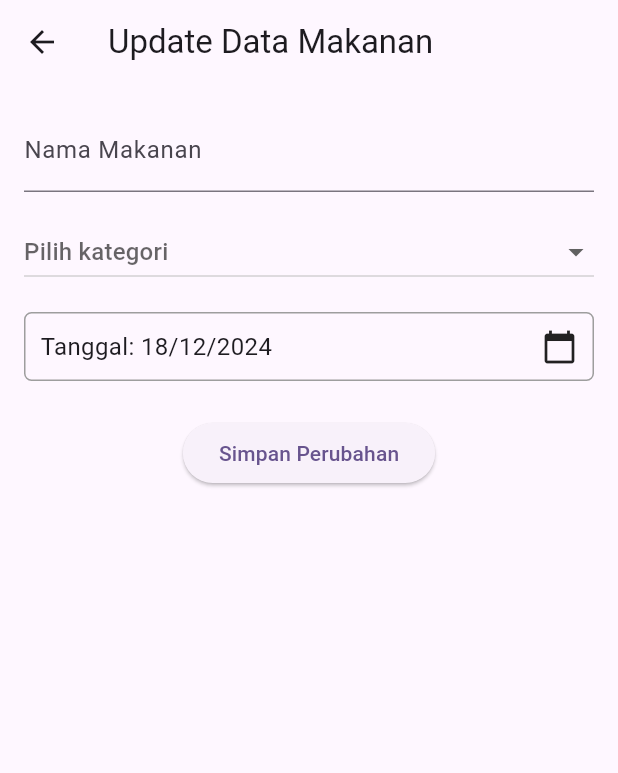
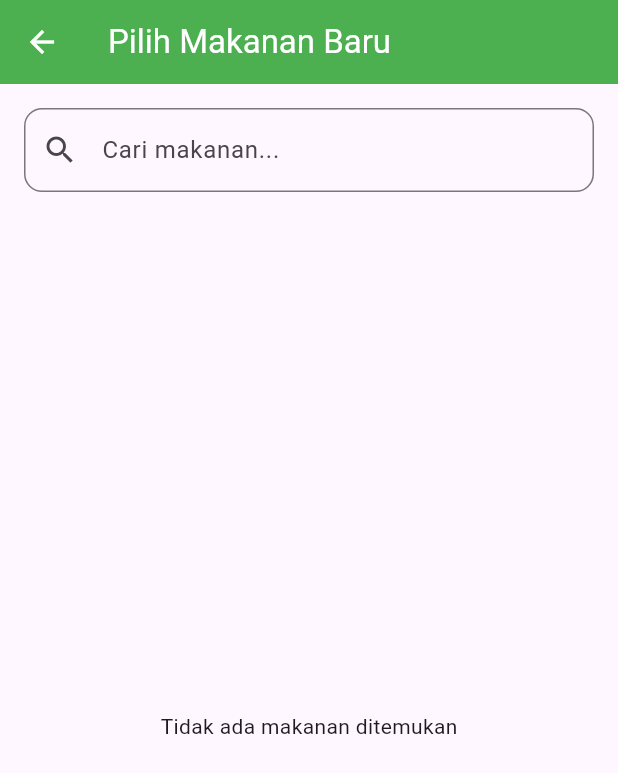
Before and after one commit to nailahazhr/tekber-finalproject, a Flutter app: the UpdateMakananScreen screen opened directly with empty values, on a phone screen of 412 x 824 dp. Shown: the top 773 px of the screen. Run offline on Flutter 3.47's test engine with Material 3 defaults, Android fonts, the phone set to English and light mode, and no system bars; our stand-ins replace cached_network_image, cloud_firestore, easy_date_timeline, firebase_auth, firebase_core; accounts and stored records are empty.

Commit message:
update CRUD

```diff
--- a/lib/screens/update_screen.dart
+++ b/lib/screens/update_screen.dart
@@ -1,7 +1,5 @@
 import 'package:flutter/material.dart';
-import '../constants/colors.dart';
 import 'package:cloud_firestore/cloud_firestore.dart';
-import 'package:cached_network_image/cached_network_image.dart';
 
 class UpdateMakananScreen extends StatefulWidget {
   final String makananId;
@@ -18,136 +16,111 @@ class UpdateMakananScreen extends StatefulWidget {
 }
 
 class _UpdateMakananScreenState extends State<UpdateMakananScreen> {
-  final _formKey = GlobalKey<FormState>();
-  late TextEditingController _namaMakananController;
-  DateTime selectedDate = DateTime.now();
-  int? selectedKategori;
-
-  @override
-  void initState() {
-    super.initState();
-    // Mengisi form dengan data yang sudah ada
-    _namaMakananController = TextEditingController(text: widget.makananData['nama_makanan']);
-  }
-
-  Future<void> _selectDate(BuildContext context, StateSetter setState) async {
-    final DateTime? pickedDate = await showDatePicker(
-      context: context,
-      initialDate: selectedDate,
-      firstDate: DateTime(2000),
-      lastDate: DateTime(2101),
-    );
-    if (pickedDate != null && pickedDate != selectedDate) {
-      setState(() {
-        selectedDate = pickedDate;
-      });
-    }
-  }
-
-  Future<void> updateMakanan() async {
-    if (_formKey.currentState!.validate()) {
-      try {
-        await FirebaseFirestore.instance.collection('makanan').doc(widget.makananId).update({
-          'nama_makanan': _namaMakananController.text,
-          'kategori': selectedKategori,
-          'tanggal': selectedDate,
-        });
-
-        if (mounted) {
-          ScaffoldMessenger.of(context).showSnackBar(
-            const SnackBar(
-              content: Text('Data makanan berhasil diperbarui'),
-              backgroundColor: Colors.green,
-            ),
-          );
-          Navigator.pop(context); // Kembali setelah berhasil update
-        }
-      } catch (e) {
-        ScaffoldMessenger.of(context).showSnackBar(
-          SnackBar(
-            content: Text('Gagal memperbarui data: $e'),
-            backgroundColor: Colors.red,
-          ),
-        );
-      }
-    }
-  }
+  final CollectionReference makananRef =
+      FirebaseFirestore.instance.collection('makanan');
+  String searchQuery = '';
 
   @override
   Widget build(BuildContext context) {
     return Scaffold(
       appBar: AppBar(
-        title: const Text('Update Data Makanan'),
+        title: const Text('Pilih Makanan Baru'),
+        backgroundColor: Colors.green,
+        foregroundColor: Colors.white,
       ),
-      body: Padding(
+      body: Column(
+        children: [
+          // Search Bar
+          Padding(
             padding: const EdgeInsets.all(16.0),
-        child: Form(
-          key: _formKey,
-          child: Column(
-            children: [
-              TextFormField(
-                controller: _namaMakananController,
-                decoration: const InputDecoration(
-                  labelText: 'Nama Makanan',
-                ),
-                validator: (value) {
-                  if (value == null || value.isEmpty) {
-                    return 'Nama makanan tidak boleh kosong';
-                  }
-                  return null;
-                },
-              ),
-              const SizedBox(height: 16),
-              Column(
-                mainAxisSize: MainAxisSize.min,
-                children: [
-                  DropdownButton<int>(
-                    isExpanded: true,
-                    value: selectedKategori,
-                    hint: const Text('Pilih kategori'),
-                    items: const [
-                      DropdownMenuItem(value: 1, child: Text('Sarapan')),
-                      DropdownMenuItem(value: 2, child: Text('Makan Siang')),
-                      DropdownMenuItem(value: 3, child: Text('Makan Malam')),
-                    ],
+            child: TextField(
               onChanged: (value) {
                 setState(() {
-                        selectedKategori = value;
+                  searchQuery = value;
                 });
               },
+              decoration: InputDecoration(
+                hintText: 'Cari makanan...',
+                prefixIcon: const Icon(Icons.search),
+                border: OutlineInputBorder(
+                  borderRadius: BorderRadius.circular(12),
                 ),
-                  const SizedBox(height: 16),
-                  InkWell(
-                    onTap: () => _selectDate(context, setState),
-                    child: Container(
-                      padding: const EdgeInsets.all(10),
-                      decoration: BoxDecoration(
-                        border: Border.all(color: Colors.grey),
-                        borderRadius: BorderRadius.circular(5),
               ),
-                      child: Row(
-                        mainAxisAlignment: MainAxisAlignment.spaceBetween,
-                        children: [
-                          Text(
-                            'Tanggal: ${selectedDate.day}/${selectedDate.month}/${selectedDate.year}',
-                            style: const TextStyle(fontSize: 16),
             ),
-                          const Icon(Icons.calendar_today),
-                        ],
           ),
+
+          // Hasil Pencarian
+          Expanded(
+            child: StreamBuilder<QuerySnapshot>(
+              stream: makananRef
+                  .orderBy('nama_makanan')
+                  .startAt([capitalizeEachWord(searchQuery)]).endAt(
+                      ['${capitalizeEachWord(searchQuery)}\uf8ff']).snapshots(),
+              builder: (context, snapshot) {
+                if (snapshot.hasError) {
+                  return const Center(child: Text('Terjadi kesalahan'));
+                }
+
+                if (snapshot.connectionState == ConnectionState.waiting) {
+                  return const Center(child: CircularProgressIndicator());
+                }
+
+                if (!snapshot.hasData || snapshot.data!.docs.isEmpty) {
+                  return const Center(
+                      child: Text('Tidak ada makanan ditemukan'));
+                }
+
+                return ListView.builder(
+                  itemCount: snapshot.data!.docs.length,
+                  itemBuilder: (context, index) {
+                    var makanan = snapshot.data!.docs[index];
+                    return ListTile(
+                      leading: const Icon(Icons.fastfood),
+                      title: Text(makanan['nama_makanan']),
+                      subtitle: Text('${makanan['karbohidrat']} g karbohidrat'),
+                      onTap: () => _updateMakanan(makanan.reference),
+                    );
+                  },
+                );
+              },
             ),
           ),
         ],
       ),
-              const SizedBox(height: 24),
-              ElevatedButton(
-                onPressed: updateMakanan,
-                child: const Text('Simpan Perubahan'),
-              ),
-            ],
-          ),
-        ),
-      ),
+    );
+  }
+
+  String capitalizeEachWord(String text) {
+    if (text.isEmpty) return text;
+    return text.split(' ').map((word) {
+      if (word.isEmpty) return word;
+      return word[0].toUpperCase() + word.substring(1).toLowerCase();
+    }).join(' ');
+  }
+
+  Future<void> _updateMakanan(DocumentReference newMakananRef) async {
+    try {
+      // Update dokumen di collection nutrisiPengguna
+      await FirebaseFirestore.instance
+          .collection('nutrisiPengguna')
+          .doc(widget.makananId)
+          .update({
+        'id': newMakananRef, // Referensi ke makanan baru yang dipilih
+        'tgl_update': DateTime.now(),
+      });
+
+      // Tampilkan pesan sukses
+      if (!mounted) return;
+      ScaffoldMessenger.of(context).showSnackBar(
+        const SnackBar(content: Text('Makanan berhasil diperbarui!')),
+      );
+      Navigator.pop(context); // Kembali ke halaman sebelumnya
+    } catch (e) {
+      // Tampilkan pesan error
+      if (!mounted) return;
+      ScaffoldMessenger.of(context).showSnackBar(
+        SnackBar(content: Text('Gagal memperbarui makanan: $e')),
       );
     }
   }
+}
```
Also changed, not shown: lib/screens/home_page.dart (+3 -7 lines), lib/screens/searchDetail_screen.dart (+21 -15 lines). Lines whose indentation alone changed are shown as unchanged.
